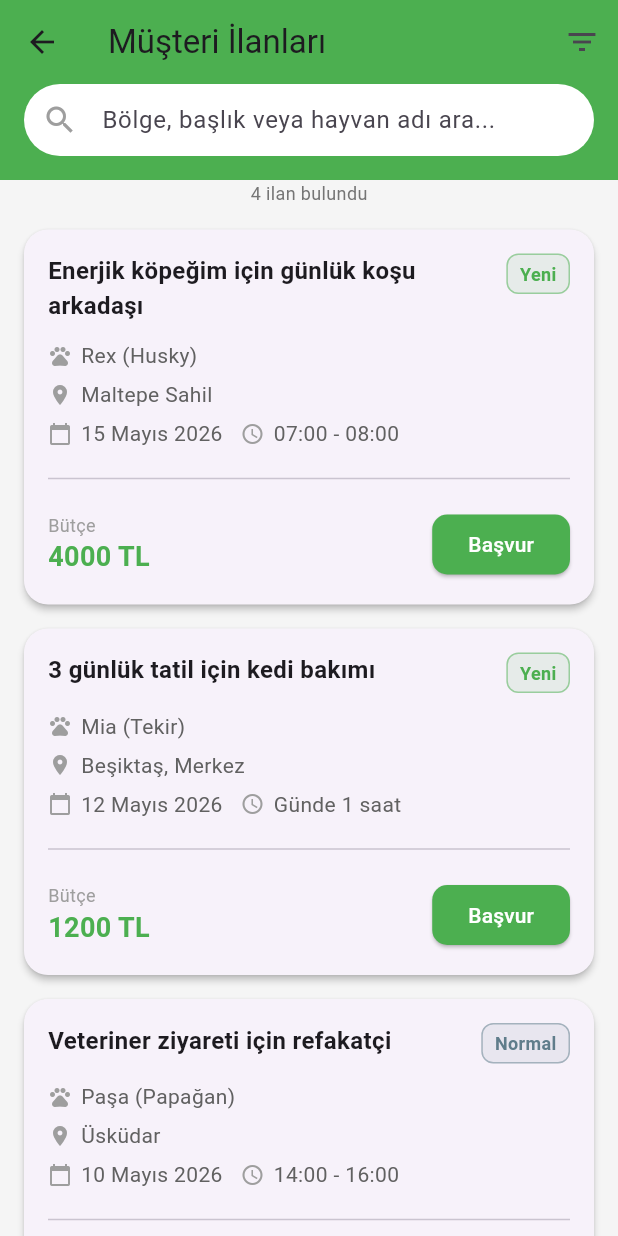
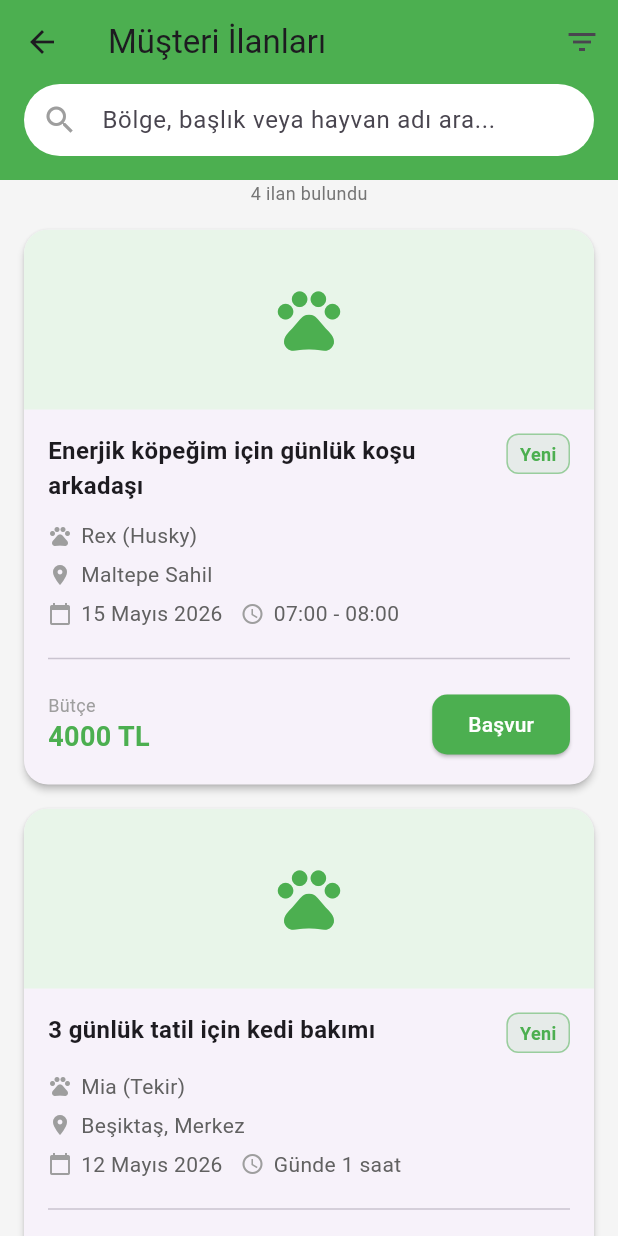
Before and after one commit to selinkincal/pet_care_app, a Flutter app: the ProviderAdsScreen screen opened directly, on a phone screen of 412 x 824 dp. Run offline on Flutter 3.47's test engine with Material 3 defaults, Android fonts, the phone set to English and light mode, and no system bars; our stand-ins replace firebase_core, geocoding, geolocator, google_maps_flutter, image_picker, shared_preferences; accounts and stored records are empty.

Commit message:
feat: İlan kartlarına resim alanı eklendi ve owner ana sayfasına hoş geldin kartı eklendi

```diff
--- a/lib/screens/service_provider_screens/provider_ads_screen.dart
+++ b/lib/screens/service_provider_screens/provider_ads_screen.dart
@@ -645,6 +645,7 @@ class _ProviderAdsScreenState extends State<ProviderAdsScreen> {
     );
   }
 
+  // ⬇️⬇️⬇️ DEĞİŞTİRİLEN METOD (RESİMLİ VERSİYON) ⬇️⬇️⬇️
   Widget _buildAdCard(BuildContext context, Map<String, String> ad) {
     Color badgeColor;
     if (ad['status'] == 'Acil') {
@@ -659,7 +660,22 @@ class _ProviderAdsScreenState extends State<ProviderAdsScreen> {
       elevation: 2,
       margin: const EdgeInsets.only(bottom: 16),
       shape: RoundedRectangleBorder(borderRadius: BorderRadius.circular(16)),
-      child: Padding(
+      clipBehavior: Clip.antiAlias, // 👈 RESİM İÇİN EKLENDİ
+      child: Column(
+        crossAxisAlignment: CrossAxisAlignment.start,
+        children: [
+          // 👇 RESİM ALANI (ANA SAYFA STİLİNDE) 👇
+          Container(
+            height: 120,
+            width: double.infinity,
+            color: AppTheme.lightGreen,
+            child: const Center(
+              child: Icon(Icons.pets, size: 50, color: AppTheme.primaryGreen),
+            ),
+          ),
+
+          // 👆 RESİM ALANI BİTTİ 👆
+          Padding(
             padding: const EdgeInsets.all(16),
             child: Column(
               crossAxisAlignment: CrossAxisAlignment.start,
@@ -725,7 +741,11 @@ class _ProviderAdsScreenState extends State<ProviderAdsScreen> {
                 const SizedBox(height: 6),
                 Row(
                   children: [
-                const Icon(Icons.calendar_today, size: 16, color: Colors.grey),
+                    const Icon(
+                      Icons.calendar_today,
+                      size: 16,
+                      color: Colors.grey,
+                    ),
                     const SizedBox(width: 6),
                     Text(
                       _formatDate(ad['date']!),
@@ -790,6 +810,8 @@ class _ProviderAdsScreenState extends State<ProviderAdsScreen> {
               ],
             ),
           ),
+        ],
+      ),
     );
   }
 
```
Lines whose indentation alone changed are shown as unchanged.
